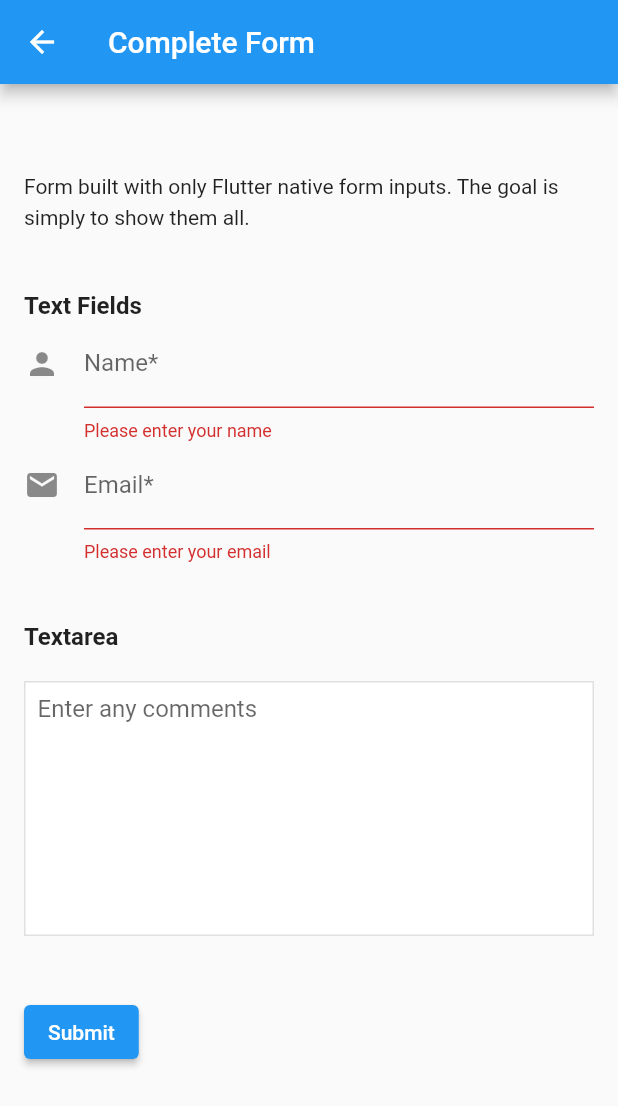
After one commit to mikeysolis/training-flutter-forms, a Flutter app: the screen it shows after launch, after a tap on "Flutter All Form Fields", on a phone screen of 412 x 824 dp. The commit adds this screen. Shown: the top 1106 px of the screen. Run offline on Flutter 3.47's test engine with Material 2 defaults, Android fonts, the phone set to English and light mode, and no system bars; our stand-ins replace form_field_validator, rflutter_alert.

Commit message:
Added input and textarea fields

```diff
--- /dev/null
+++ b/flutter_forms/lib/features/basic_form/all_form_fields.dart
@@ -0,0 +1,225 @@
+import 'package:flutter/material.dart';
+import 'package:form_field_validator/form_field_validator.dart';
+import 'package:rflutter_alert/rflutter_alert.dart';
+
+// TODO: Add a dropdown, checkbox, phone number input,
+// credit card input and maybe a datetime input.
+
+class AllFormFields extends StatefulWidget {
+  const AllFormFields({Key? key}) : super(key: key);
+
+  static Future<void> show(BuildContext context) async {
+    await Navigator.of(context, rootNavigator: true).push(
+      MaterialPageRoute(
+        builder: (context) => const AllFormFields(),
+      ),
+    );
+  }
+
+  @override
+  _AllFormFieldsState createState() => _AllFormFieldsState();
+}
+
+class _AllFormFieldsState extends State<AllFormFields> {
+  // Let's setup everything we need for the form
+
+  // 1) First we need to create a GlobalKey so the form may be uniquely
+  // identified for validation.
+  final _formKey = GlobalKey<FormState>();
+
+  // 2) Second create the controllers for the input field. We need these
+  // to actually access the data from the fields.
+  final nameInputController = TextEditingController();
+  final emailInputController = TextEditingController();
+  final commentsInputController = TextEditingController();
+
+  // 3) Third, create any validators for the form fields. In this example
+  // I will use the form_field_validator package. To see an example of validation
+  // using native Flutter view the 'Basic Form' example.
+  final nameValidator = RequiredValidator(errorText: 'Please enter your name');
+  final emailValidator = MultiValidator([
+    RequiredValidator(errorText: 'Please enter your email'),
+    EmailValidator(errorText: 'Please enter a valid email'),
+  ]);
+
+  // 4) Fourth we need a submit method for the form. I'm putting this here so
+  // our form code below doesn't get to messy.
+  void _submit(BuildContext context) {
+    // Here we are using the _formKey to check if the form has
+    // passed validation. If it has this will pass as true, else false.
+    if (_formKey.currentState!.validate()) {
+      // Showing the user a snackbar to let them know the form is being processed.
+      ScaffoldMessenger.of(context).showSnackBar(
+        const SnackBar(
+          content: Text('Submitting form data'),
+        ),
+      );
+
+      // Usually we would send the form data to a database somewhere but in
+      // this case we are just creating an alert dialog to show the user
+      // the data. In this case we are using a package called rflutter_alert
+      // to easily create the alert.
+      _showAlert(context);
+    }
+  }
+
+  // 5) Let's be sure to dispose of the TextEditingControllers
+  // so we don't have any memory leaks.
+  @override
+  void dispose() {
+    nameInputController.dispose();
+    emailInputController.dispose();
+    commentsInputController.dispose();
+    super.dispose();
+  }
+
+  @override
+  Widget build(BuildContext context) {
+    return Scaffold(
+      appBar: AppBar(title: const Text('Complete Form')),
+      body: Container(
+        padding: const EdgeInsets.all(16.0),
+        child: SingleChildScrollView(
+          child: Column(
+            children: [
+              const SizedBox(height: 40.0),
+              const Text(
+                "Form built with only Flutter native form inputs. The goal is simply to show them all.",
+                style: TextStyle(height: 1.5),
+              ),
+              const SizedBox(height: 40.0),
+              _buildForm(context),
+            ],
+          ),
+        ),
+      ),
+    );
+  }
+
+  // Method: _buildForm
+  // This methods is where the actual form is built.
+  Widget _buildForm(BuildContext context) {
+    // Create the Form widget. All text input widgets must be inside
+    // the Form widget for validation and such to happen.
+    return Form(
+      key: _formKey,
+      autovalidateMode: AutovalidateMode.always,
+      child: Column(
+        crossAxisAlignment: CrossAxisAlignment.start,
+        children: [
+          const Text(
+            'Text Fields',
+            style: TextStyle(fontSize: 16.0, fontWeight: FontWeight.bold),
+          ),
+          TextFormField(
+            controller: nameInputController,
+            decoration: const InputDecoration(
+              icon: Icon(Icons.person),
+              labelText: 'Name*',
+              hintText: 'Enter your name',
+            ),
+            // This is the validator we created above using the
+            // form_field_validator package.
+            validator: nameValidator,
+          ),
+          TextFormField(
+            controller: emailInputController,
+            decoration: const InputDecoration(
+              icon: Icon(Icons.email),
+              labelText: 'Email*',
+              hintText: 'Enter your email',
+            ),
+            validator: emailValidator,
+          ),
+          const SizedBox(height: 40.0),
+          const Text(
+            'Textarea',
+            style: TextStyle(fontSize: 16.0, fontWeight: FontWeight.bold),
+          ),
+          const SizedBox(height: 20.0),
+          // A textarea is just a TextFormField with a couple small changes.
+          // Added the parameter 'maxLines' and the InputDecoration is .collapsed.
+          // I also added it inside of a Card widget just to add a background color
+          // which makes it easier for the user to see the entire textarea.
+          Container(
+            decoration: BoxDecoration(
+              color: Colors.white,
+              border: Border.all(
+                color: Colors.black12,
+              ),
+            ),
+            child: Padding(
+              padding: const EdgeInsets.all(8.0),
+              child: TextFormField(
+                controller: commentsInputController,
+                maxLines: 8,
+                // the .collapsed version of input decoration removes the inputs
+                // label and the bottom border.
+                decoration: const InputDecoration.collapsed(
+                  hintText: 'Enter any comments',
+                ),
+              ),
+            ),
+          ),
+          const SizedBox(height: 40.0),
+          ElevatedButton(
+            child: const Text('Submit'),
+            onPressed: () => _submit(context),
+          ),
+        ],
+      ),
+    );
+  }
+
+  // Method to show an alert to the user displaying the data submitted
+  // with the form. Not super important to us as far as the form is
+  // concerned so putting it way down here.
+  void _showAlert(BuildContext context) {
+    // Styling the alert
+    final alertStyle = AlertStyle(
+      animationType: AnimationType.grow,
+      animationDuration: const Duration(milliseconds: 400),
+      titleStyle: const TextStyle(fontSize: 16.0),
+      titleTextAlign: TextAlign.start,
+      descStyle: const TextStyle(fontSize: 12.0),
+      descTextAlign: TextAlign.start,
+      alertBorder: RoundedRectangleBorder(
+        borderRadius: BorderRadius.circular(0.0),
+      ),
+    );
+
+    Future.delayed(
+      const Duration(seconds: 2),
+      () => Alert(
+        context: context,
+        type: AlertType.none,
+        style: alertStyle,
+        title: 'Submitted Form Data',
+        content: Column(
+          crossAxisAlignment: CrossAxisAlignment.start,
+          children: [
+            const SizedBox(height: 10.0),
+            Text(
+              'Name: ${nameInputController.text}',
+              style: const TextStyle(fontSize: 12.0, height: 1.5),
+            ),
+            Text(
+              'Email: ${emailInputController.text}',
+              style: const TextStyle(fontSize: 12.0, height: 1.5),
+            ),
+            Text(
+              'Comments: ${commentsInputController.text.isNotEmpty ? commentsInputController.text : 'No comments'}',
+              style: const TextStyle(fontSize: 12.0, height: 1.5),
+            ),
+          ],
+        ),
+        buttons: [
+          DialogButton(
+            child: const Text('OK'),
+            onPressed: () => Navigator.pop(context),
+          ),
+        ],
+      ).show(),
+    );
+  }
+}
--- a/flutter_forms/lib/features/home_page.dart
+++ b/flutter_forms/lib/features/home_page.dart
@@ -6,6 +6,7 @@
 
 import 'package:flutter/material.dart';
 
+import 'basic_form/all_form_fields.dart';
 import 'basic_form/basic_form_page.dart';
 
 class HomePage extends StatelessWidget {
@@ -28,9 +29,15 @@ class HomePage extends StatelessWidget {
         return Column(
           children: [
             ListTile(
-              title: const Text('Flutter Form'),
+              title: const Text('Flutter Basic Form'),
               trailing: const Icon(Icons.chevron_right),
               onTap: () => BasicFormPage.show(context),
+            ),
+            const Divider(),
+            ListTile(
+              title: const Text('Flutter All Form Fields'),
+              trailing: const Icon(Icons.chevron_right),
+              onTap: () => AllFormFields.show(context),
             ),
             const Divider(),
           ],
--- a/flutter_forms/pubspec.yaml
+++ b/flutter_forms/pubspec.yaml
@@ -34,6 +34,7 @@ dependencies:
   # Use with the CupertinoIcons class for iOS style icons.
   cupertino_icons: ^1.0.2
   form_field_validator: ^1.1.0
+  rflutter_alert: ^2.0.4
 
 dev_dependencies:
   flutter_test:
```
Also changed, not shown: flutter_forms/pubspec.lock.
